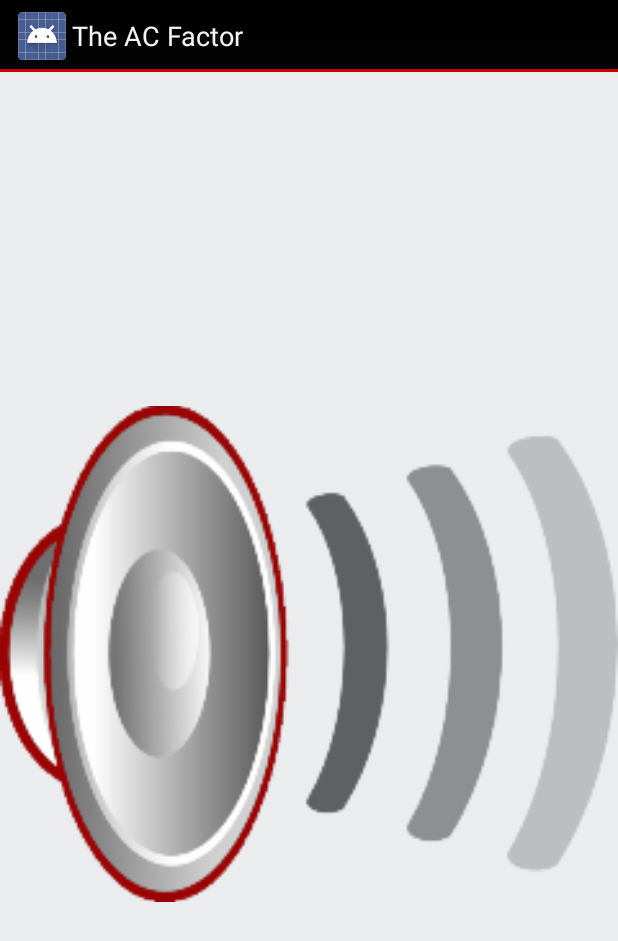
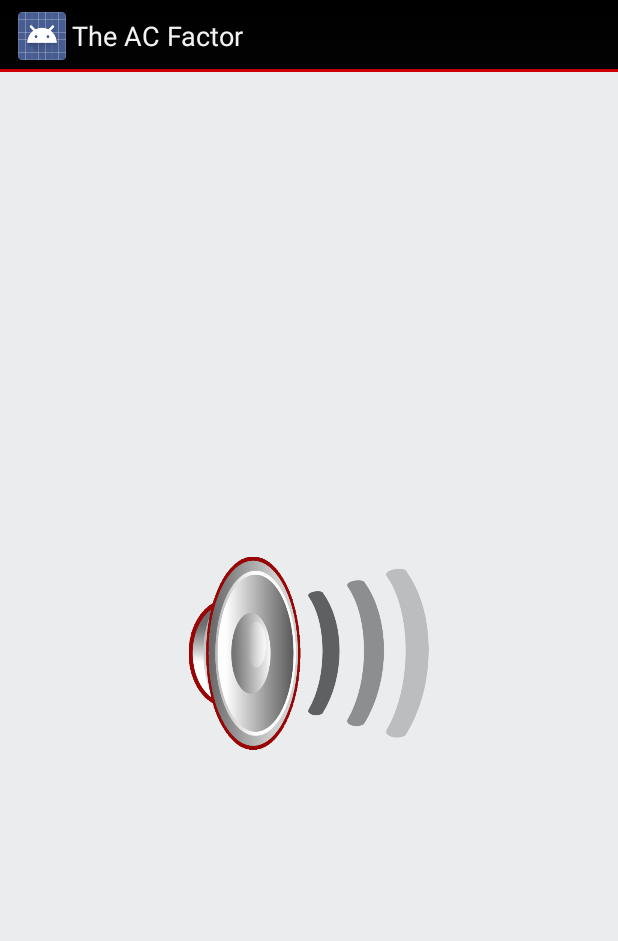
Before and after one commit to helios2/AC-Factor, an Android app: the fragment Audio shown on its own in the app's theme, on a phone screen of 412 x 824 dp. Shown: the top 941 px of the screen. Run offline under Robolectric (Android 15) with nearby library versions, the phone set to English and light mode, and no system bars.

Commit message:
Bug Fix Audio e Video

```diff
--- a/app/src/main/java/it/adepti/ac_factor/MainActivity.java
+++ b/app/src/main/java/it/adepti/ac_factor/MainActivity.java
@@ -16,6 +16,7 @@ import java.io.File;
 import it.adepti.ac_factor.fragment.Audio;
 import it.adepti.ac_factor.fragment.Testo;
 import it.adepti.ac_factor.fragment.Video;
+import it.adepti.ac_factor.utils.CheckConnectivity;
 import it.adepti.ac_factor.utils.FilesSupport;
 
 public class MainActivity extends FragmentActivity {
--- a/app/src/main/java/it/adepti/ac_factor/fragment/Audio.java
+++ b/app/src/main/java/it/adepti/ac_factor/fragment/Audio.java
@@ -4,6 +4,7 @@ import android.media.AudioManager;
 import android.media.MediaPlayer;
 import android.util.Log;
 import android.view.MotionEvent;
+import android.widget.ImageView;
 import android.widget.MediaController;
 import android.support.v4.app.Fragment;
 import android.os.Bundle;
@@ -14,6 +15,7 @@ import android.view.ViewGroup;
 import java.io.IOException;
 
 import it.adepti.ac_factor.R;
+import it.adepti.ac_factor.utils.CheckConnectivity;
 
 public class Audio extends Fragment implements MediaPlayer.OnPreparedListener, MediaController.MediaPlayerControl {
 
@@ -29,6 +31,11 @@ public class Audio extends Fragment implements MediaPlayer.OnPreparedListener, M
     private String audioAddress;
     private boolean isInternetOn = true; // TODO settarlo ad un valore vero
 
+    // Image View
+    private ImageView audioIcon;
+    private ImageView wifiIcon;
+
+    private CheckConnectivity checkConnectivity;
 
     @Override
     public void onCreate(Bundle savedInstanceState) {
@@ -41,6 +48,9 @@ public class Audio extends Fragment implements MediaPlayer.OnPreparedListener, M
 
         // Set up the Media Controller
         mediaController = new MediaController(getActivity());
+
+        checkConnectivity = new CheckConnectivity(getActivity());
+
     }
 
     @Override
@@ -64,6 +74,12 @@ public class Audio extends Fragment implements MediaPlayer.OnPreparedListener, M
         Log.d("LifeCycle", "Audio onCreateView");
         View v = inflater.inflate(R.layout.audio_layout, container, false);
 
+        // Wi-Fi and Audio Icons findById
+        audioIcon = (ImageView) v.findViewById(R.id.audio_image_view);
+        wifiIcon = (ImageView) v.findViewById(R.id.wifi_audio_image_view);
+
+        if(checkConnectivity.isInternetOn()){
+            audioIcon.setVisibility(View.VISIBLE);
             // Anchor mediaController to the Fragment's view
             mediaController.setAnchorView(v);
 
@@ -102,6 +118,10 @@ public class Audio extends Fragment implements MediaPlayer.OnPreparedListener, M
             if (savedInstanceState != null)
                 mediaPlayer.seekTo(savedInstanceState.getInt("curr_pos"));
             mediaPlayer.start();
+        } else {
+            wifiIcon.setVisibility(View.VISIBLE);
+        }
+
 
         return v;
     }
--- a/app/src/main/java/it/adepti/ac_factor/utils/CheckConnectivity.java
+++ b/app/src/main/java/it/adepti/ac_factor/utils/CheckConnectivity.java
@@ -4,20 +4,22 @@ import android.app.Activity;
 import android.net.ConnectivityManager;
 import android.util.Log;
 
-public class CheckConnectivity extends Activity {
+public class CheckConnectivity {
 
     private final String TAG = "CheckConnectivity";
 
     private ConnectivityManager connectivityManager;
 
-    public CheckConnectivity(){
+    private Activity activity;
 
+    public CheckConnectivity(Activity activity){
+        this.activity = activity;
     }
 
     public final boolean isInternetOn() {
 
         // get Connectivity Manager object to check connection
-        connectivityManager = (ConnectivityManager)getSystemService(getBaseContext().CONNECTIVITY_SERVICE);
+        connectivityManager = (ConnectivityManager)activity.getSystemService(activity.getBaseContext().CONNECTIVITY_SERVICE);
 
         // Check for network connections
         if ( connectivityManager.getNetworkInfo(0).getState() == android.net.NetworkInfo.State.CONNECTED ||
--- a/app/src/main/res/layout/audio_layout.xml
+++ b/app/src/main/res/layout/audio_layout.xml
@@ -1,4 +1,4 @@
-<LinearLayout
+<RelativeLayout
     xmlns:android="http://schemas.android.com/apk/res/android"
     android:layout_width="match_parent"
     android:layout_height="match_parent"
@@ -9,10 +9,21 @@
     android:weightSum="1">
 
     <ImageView
-        android:layout_width="fill_parent"
-        android:layout_height="fill_parent"
+        android:layout_width="wrap_content"
+        android:layout_height="wrap_content"
         android:id="@+id/audio_image_view"
         android:layout_gravity="center_horizontal"
-        android:src="@drawable/audio_icon" />
+        android:src="@drawable/audio_icon"
+        android:layout_centerInParent="true"
+        android:visibility="invisible"/>
 
-</LinearLayout>
+    <ImageView
+        android:layout_width="wrap_content"
+        android:layout_height="wrap_content"
+        android:id="@+id/wifi_audio_image_view"
+        android:layout_gravity="center_horizontal"
+        android:src="@drawable/wifi"
+        android:layout_centerInParent="true"
+        android:visibility="invisible"/>
+
+</RelativeLayout>
```
Also changed, not shown: app/src/main/res/drawable-hdpi/wifi.png (added), app/src/main/res/drawable-ldpi/wifi.png (added), app/src/main/res/drawable-mdpi/wifi.png (added), app/src/main/res/drawable-xhdpi/wifi.png (added), app/src/main/res/drawable-xxhdpi/wifi.png (added), app/src/main/res/drawable-xxxhdpi/wifi.png (added). Lines whose indentation alone changed are shown as unchanged.
